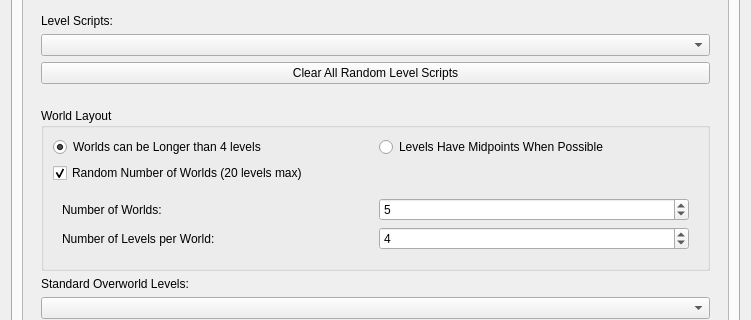
Old version of the form SMB1/SMB1_Compliance_To_SMB1/Configure_Settings_Form.ui in the repository Coolcord/Level-Headed; both pictures show x 0 to 751 and y 105 to 425 of the 751 by 746 pixel window.
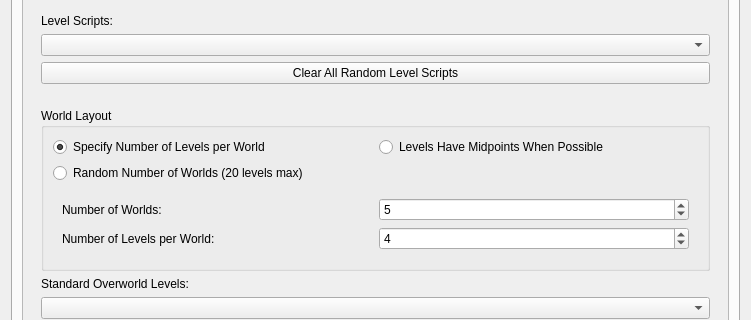
New version of the form. The open tabs and pages were chosen to show the change.

Commit message: Random number of levels per world is now a radio box

Patch:
```diff
--- a/SMB1/SMB1_Compliance_To_SMB1/Configure_Settings_Form.ui
+++ b/SMB1/SMB1_Compliance_To_SMB1/Configure_Settings_Form.ui
@@ -2208,7 +2208,7 @@
                    <item>
                     <widget class="QRadioButton" name="radioWorldsCanBeLongerThan4Levels">
                      <property name="text">
-                      <string>Worlds can be Longer than 4 levels</string>
+                      <string>Specify Number of Levels per World</string>
                      </property>
                      <property name="checked">
                       <bool>true</bool>
@@ -2225,16 +2225,10 @@
                   </layout>
                  </item>
                  <item>
-                  <widget class="QCheckBox" name="cbRandomNumWorlds">
-                   <property name="enabled">
-                    <bool>true</bool>
-                   </property>
+                  <widget class="QRadioButton" name="radioRandomNumWorlds">
                    <property name="text">
                     <string>Random Number of Worlds (20 levels max)</string>
                    </property>
-                   <property name="checked">
-                    <bool>true</bool>
-                   </property>
                   </widget>
                  </item>
                  <item>
```
Left out of the diff: 4 changed lines with no effect on the pictures. The commit also changes 7 other files.
